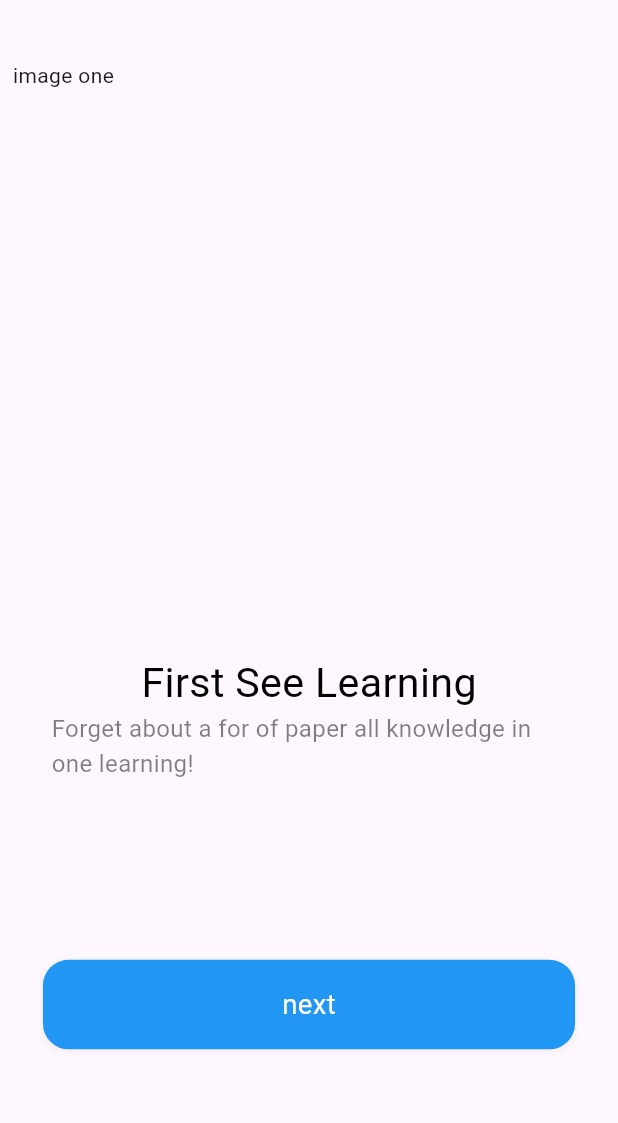
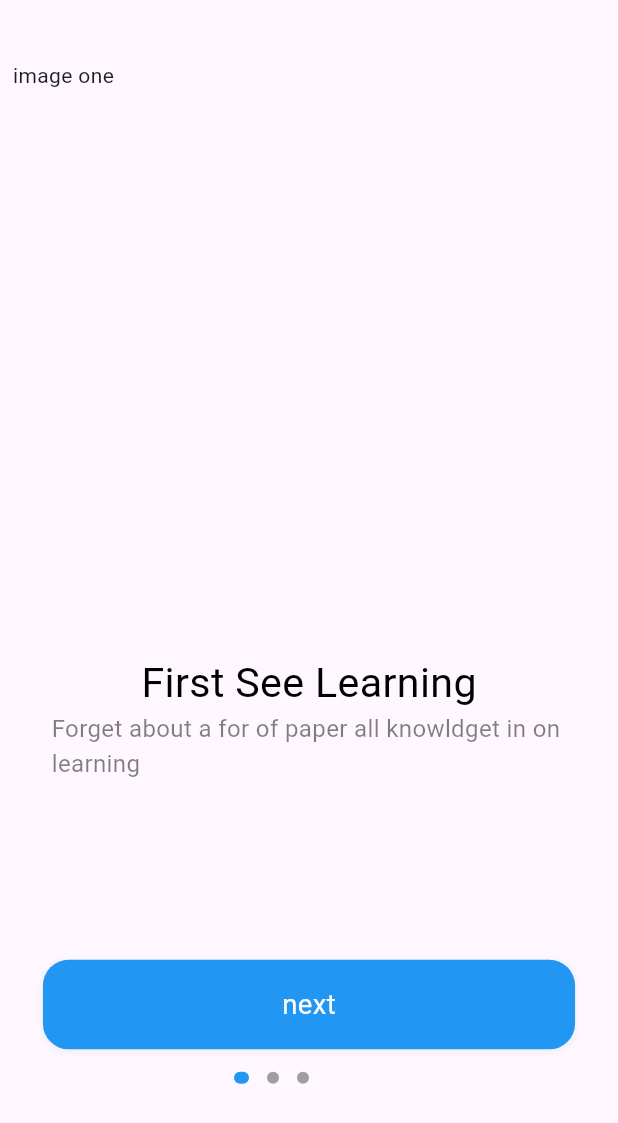
Before and after one commit to Daddy2054/ulearning_app_bloc, a Flutter app: the screen it shows after launch, on a phone screen of 412 x 824 dp. Shown: the top 1123 px of the screen. Run offline on Flutter 3.47's test engine with Material 2 defaults, Android fonts, the phone set to English and light mode, and no system bars; drawn by our look-alikes of dots_indicator; our stand-ins replace bloc, flutter_bloc, flutter_screenutil.

Commit message:
12. Welcome screen and dots indicator ui part 5

```diff
--- a/lib/pages/welcome/welcome.dart
+++ b/lib/pages/welcome/welcome.dart
@@ -1,3 +1,4 @@
+import 'package:dots_indicator/dots_indicator.dart';
 import 'package:flutter/material.dart';
 import 'package:flutter_screenutil/flutter_screenutil.dart';
 
@@ -47,7 +48,7 @@ class _WelcomeState extends State<Welcome> {
                         ),
                         width: 375.w,
                         child: Text(
-                          'Forget about a for of paper all knowledge in one learning!',
+                            "Forget about a for of paper all knowldget in on learning",
                           style: TextStyle(
                             color: Colors.black.withOpacity(0.5),
                             fontSize: 14.sp,
@@ -91,6 +92,22 @@ class _WelcomeState extends State<Welcome> {
                   ),
                 ],
               ),
+              Positioned(
+                bottom: 80.h,
+                left: 150,
+                child: DotsIndicator(
+                  dotsCount: 3,
+                  mainAxisAlignment: MainAxisAlignment.center,
+                  decorator: DotsDecorator(
+                      color: Colors.grey,
+                      activeColor: Colors.blue,
+                      size: const Size.square(8.0),
+                      activeSize: const Size(10, 8),
+                      activeShape: RoundedRectangleBorder(
+                        borderRadius: BorderRadius.circular(5.0),
+                      )),
+                ),
+              ),
             ],
           ),
         ),
--- a/pubspec.yaml
+++ b/pubspec.yaml
@@ -14,6 +14,7 @@ dependencies:
   cupertino_icons: ^1.0.2
   flutter_bloc: ^8.1.3
   flutter_screenutil: ^5.9.0
+  dots_indicator: ^3.0.0
 
 dev_dependencies:
   flutter_test:
```
Also changed, not shown: pubspec.lock.
